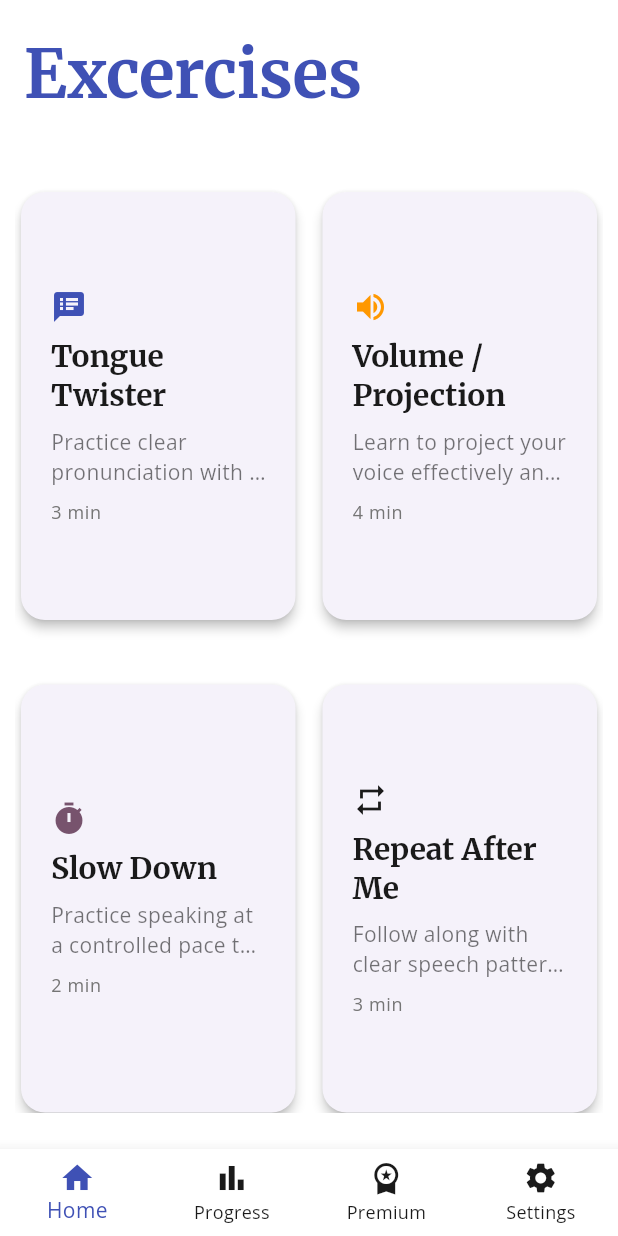
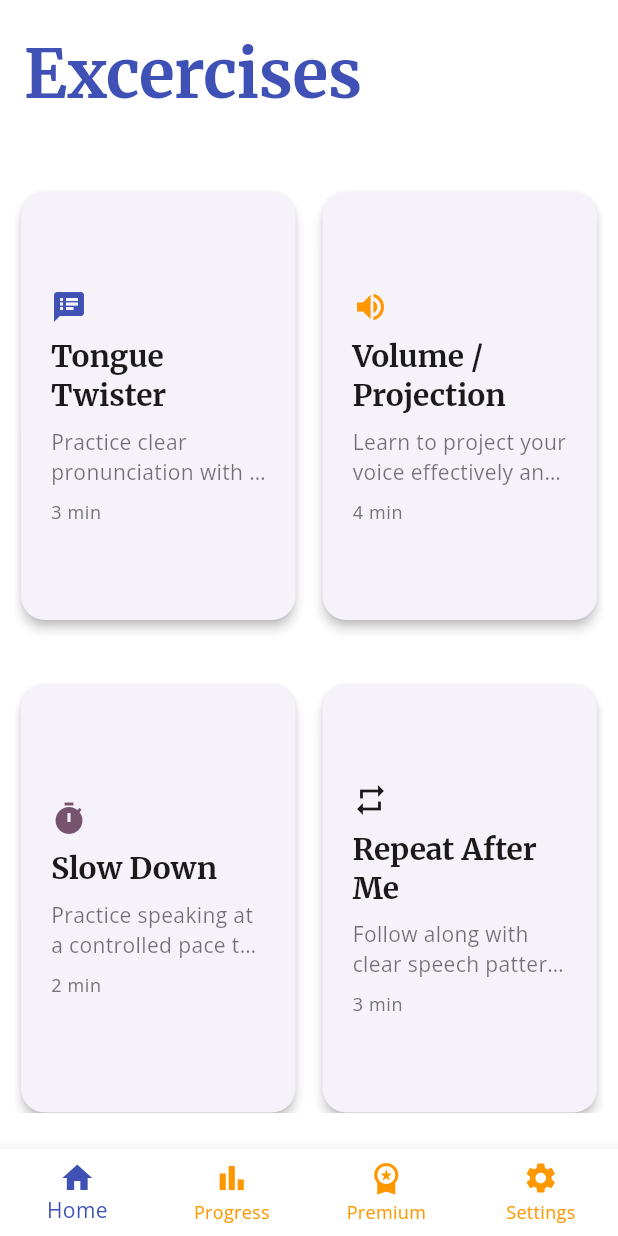
Before and after one commit to VinnyBui/SayItWell, a Flutter app: the screen it shows after launch, on a phone screen of 412 x 824 dp. Run offline on Flutter 3.47's test engine with Material 3 defaults, Android fonts, the light colour scheme and no system bars; our stand-ins replace animated_splash_screen, google_fonts, lottie.

Commit message:
added secondary color to non selected items

```diff
--- a/lib/screens/home_screen.dart
+++ b/lib/screens/home_screen.dart
@@ -64,7 +64,7 @@ class _HomeScreenState extends State<HomeScreen> {
       bottomNavigationBar: BottomNavigationBar(
         backgroundColor: Colors.white,
         selectedItemColor: colorScheme.primary,
-        unselectedItemColor: colorScheme.onSurface,
+        unselectedItemColor: colorScheme.secondary,
         type: BottomNavigationBarType.fixed,
         currentIndex: 0,
         onTap: (index) {
--- a/lib/screens/premium_screen.dart
+++ b/lib/screens/premium_screen.dart
@@ -91,7 +91,7 @@ class _PremiumScreenState extends State<PremiumScreen> {
       bottomNavigationBar: BottomNavigationBar(
         backgroundColor: Colors.white,
         selectedItemColor: colorScheme.primary,
-        unselectedItemColor: colorScheme.onSurface,
+        unselectedItemColor: colorScheme.secondary,
         type: BottomNavigationBarType.fixed,
         currentIndex: 2,
         onTap: (index) {
--- a/lib/screens/progress_screen.dart
+++ b/lib/screens/progress_screen.dart
@@ -100,7 +100,7 @@ class _ProgressScreenState extends State<ProgressScreen> {
       bottomNavigationBar: BottomNavigationBar(
         backgroundColor: Colors.white,
         selectedItemColor: colorScheme.primary,
-        unselectedItemColor: colorScheme.onSurface,
+        unselectedItemColor: colorScheme.secondary,
         type: BottomNavigationBarType.fixed,
         currentIndex: 1,
         onTap: (index) {
--- a/lib/screens/settings_screen.dart
+++ b/lib/screens/settings_screen.dart
@@ -96,7 +96,7 @@ class _SettingsScreenState extends State<SettingsScreen> {
       bottomNavigationBar: BottomNavigationBar(
         backgroundColor: Colors.white,
         selectedItemColor: colorScheme.primary,
-        unselectedItemColor: colorScheme.onSurface,
+        unselectedItemColor: colorScheme.secondary,
         type: BottomNavigationBarType.fixed,
         currentIndex: 3,
         onTap: (index) {
```
